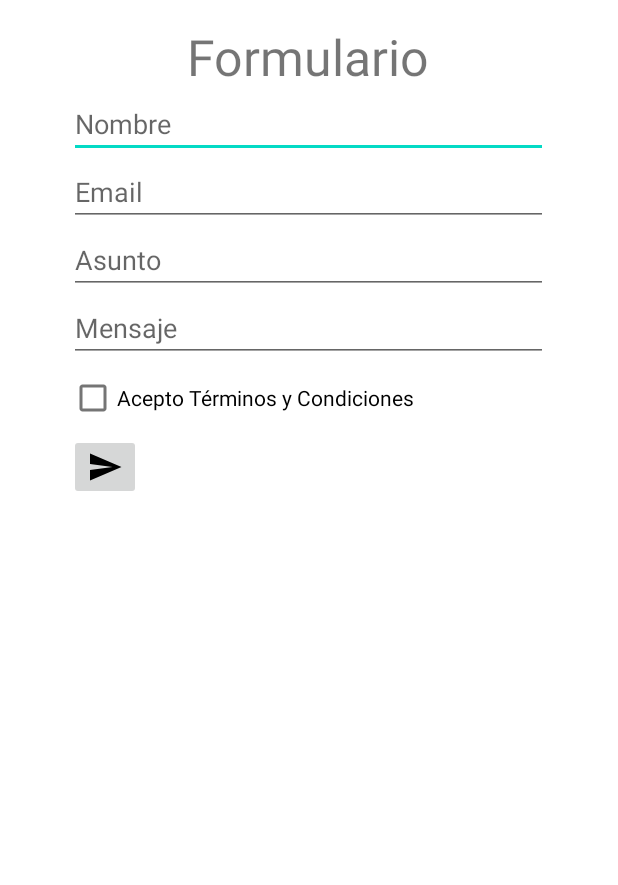
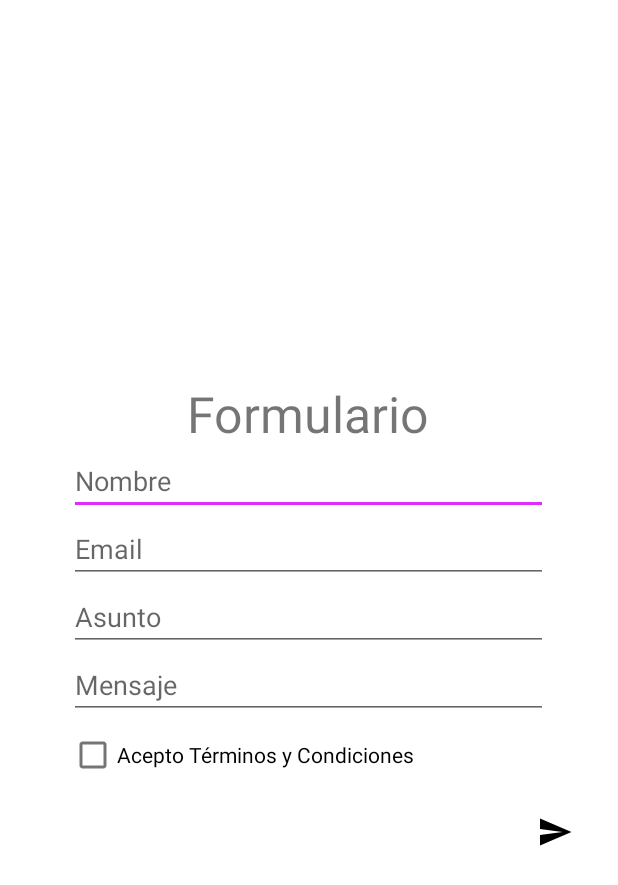
Before and after one commit to dragonblack404/ProyectoAndroid, an Android app: the layout activity_formulario.xml on its own in the app's theme, with its tools: preview values and no code run, on a phone screen of 412 x 824 dp. Shown: the top 885 px of the screen. Run offline under Robolectric (Android 15) with nearby library versions, the phone set to English and light mode, and no system bars.

Commit message:
Update App
Versión entregada con formulario arreglado durante la presentación

```diff
--- a/app/src/main/java/com/example/projectprimtrim/ItemLista.java
+++ b/app/src/main/java/com/example/projectprimtrim/ItemLista.java
@@ -1,6 +1,8 @@
 package com.example.projectprimtrim;
 
-public class ItemLista {
+import java.io.Serializable;
+
+public class ItemLista implements Serializable {
 
     private String objeto;
     private int precio;
--- a/app/src/main/res/layout/activity_formulario.xml
+++ b/app/src/main/res/layout/activity_formulario.xml
@@ -1,8 +1,14 @@
 <?xml version="1.0" encoding="utf-8"?>
-
-<RelativeLayout xmlns:android="http://schemas.android.com/apk/res/android"
+<LinearLayout xmlns:android="http://schemas.android.com/apk/res/android"
     xmlns:app="http://schemas.android.com/apk/res-auto"
     xmlns:tools="http://schemas.android.com/tools"
+    android:layout_width="match_parent"
+    android:layout_height="match_parent"
+    android:gravity="center"
+    android:orientation="vertical">
+
+    <RelativeLayout
+
         android:id="@+id/ScrollView"
         android:layout_width="350dp"
         android:layout_height="wrap_content"
@@ -17,9 +23,7 @@
             android:layout_centerHorizontal="true"
             android:text="@string/formularioMenu"
             android:textAlignment="center"
-        android:textSize="15pt">
-
-    </TextView>
+            android:textSize="15pt" />
 
         <EditText
             android:id="@+id/EditTextName"
@@ -27,9 +31,7 @@
             android:layout_height="wrap_content"
             android:layout_below="@+id/TextViewTitle"
             android:hint="@string/nombreText"
-        android:inputType="textPersonName">
-
-    </EditText>
+            android:inputType="textPersonName" />
 
         <EditText
             android:id="@+id/EditTextEmail"
@@ -37,7 +39,7 @@
             android:layout_height="wrap_content"
             android:layout_below="@+id/EditTextName"
             android:hint="@string/emailText"
-        android:inputType="textEmailAddress"></EditText>
+            android:inputType="textEmailAddress" />
 
         <EditText
             android:id="@+id/EditTextAsunto"
@@ -45,7 +47,9 @@
             android:layout_height="wrap_content"
             android:layout_below="@+id/EditTextEmail"
             android:hint="@string/asuntoText"
-        android:inputType="textEmailAddress"></EditText>
+            android:inputType="textEmailSubject" />
+
+
 
         <EditText
             android:id="@+id/EditTextMensaje"
@@ -54,25 +58,29 @@
             android:layout_below="@+id/EditTextAsunto"
             android:hint="@string/mensajeText"
             android:imeOptions="flagNoExtractUi"
-        android:inputType="textEmailAddress"></EditText>
+            android:inputType="textImeMultiLine" />
 
         <CheckBox
             android:id="@+id/checkForm"
             android:layout_width="wrap_content"
             android:layout_height="wrap_content"
             android:layout_below="@id/EditTextMensaje"
-        android:text="@string/terminosText">
+            android:text="@string/terminosText" />
 
-    </CheckBox>
+    </RelativeLayout>
 
     <ImageButton
         android:id="@+id/enviarButton"
         android:layout_width="wrap_content"
         android:layout_height="wrap_content"
         android:layout_below="@+id/checkForm"
-        android:src="@drawable/ic_baseline_send_24">
+        android:layout_gravity="right"
+        android:layout_marginRight="30dp"
+        android:background="@color/white"
+        android:src="@drawable/ic_baseline_send_24" />
 
-    </ImageButton>
+    <TextView
+        android:layout_width="wrap_content"
+        android:layout_height="wrap_content" />
 
-
-</RelativeLayout>
+</LinearLayout>
--- a/app/src/main/res/menu/inicio_menu.xml
+++ b/app/src/main/res/menu/inicio_menu.xml
@@ -17,12 +17,12 @@
             android:id="@+id/acercaItem"
             android:title="@string/acercaDeMenu"
             app:showAsAction="ifRoom"
-            android:icon="@drawable/info_claro_foreground">
+            android:icon="@drawable/info_oscuro_foreground">
         </item>
         <item
             android:id="@+id/homeItem"
             android:title="@string/inicioMenu"
             app:showAsAction="ifRoom"
-            android:icon="@drawable/home_claro_foreground">
+            android:icon="@drawable/home_oscuro_foreground">
         </item>
 </menu>
--- a/app/src/main/res/menu/items_menu.xml
+++ b/app/src/main/res/menu/items_menu.xml
@@ -7,7 +7,7 @@
         android:id="@+id/homeItem"
         android:title="@string/inicioMenu"
         app:showAsAction="ifRoom"
-        android:icon="@drawable/home_claro_foreground">
+        android:icon="@drawable/home_oscuro_foreground">
     </item>
 
 </menu>
--- a/app/src/main/res/values/colors.xml
+++ b/app/src/main/res/values/colors.xml
@@ -8,4 +8,5 @@
     <color name="black">#FF000000</color>
     <color name="white">#FFFFFFFF</color>
     <color name="red">#C10000</color>
+    <color name="pink">#DD2DFB</color>
 </resources>
--- a/app/src/main/res/values/themes.xml
+++ b/app/src/main/res/values/themes.xml
@@ -2,12 +2,12 @@
     <!-- Base application theme. -->
     <style name="Theme.ProjectPrimTrim" parent="Theme.MaterialComponents.DayNight.DarkActionBar">
         <!-- Primary brand color. -->
-        <item name="colorPrimary">@color/purple_500</item>
-        <item name="colorPrimaryVariant">@color/purple_700</item>
+        <item name="colorPrimary">@color/black</item>
+        <item name="colorPrimaryVariant">@color/black</item>
         <item name="colorOnPrimary">@color/white</item>
         <!-- Secondary brand color. -->
-        <item name="colorSecondary">@color/teal_200</item>
-        <item name="colorSecondaryVariant">@color/teal_700</item>
+        <item name="colorSecondary">@color/pink</item>
+        <item name="colorSecondaryVariant">@color/red</item>
         <item name="colorOnSecondary">@color/black</item>
         <!-- Status bar color. -->
         <item name="android:statusBarColor">?attr/colorPrimaryVariant</item>
```
Also changed, not shown: app/src/main/java/com/example/projectprimtrim/AdapterItems.java (added, +35 -0 lines), app/src/main/java/com/example/projectprimtrim/CategoriasActivity.java (+9 -6 lines), app/src/main/java/com/example/projectprimtrim/DetalleLista.java (+10 -15 lines), app/src/main/java/com/example/projectprimtrim/FormularioActivity.java (+12 -16 lines), app/src/main/res/layout/activity_main.xml (+9 -3 lines), app/src/main/res/layout/descripcion_detallada.xml (+14 -10 lines), app/src/main/res/values/strings.xml (+17 -7 lines), app/src/main/java/com/example/projectprimtrim/ListaActivity.java (line endings or trailing spaces). Lines whose indentation alone changed are shown as unchanged.
